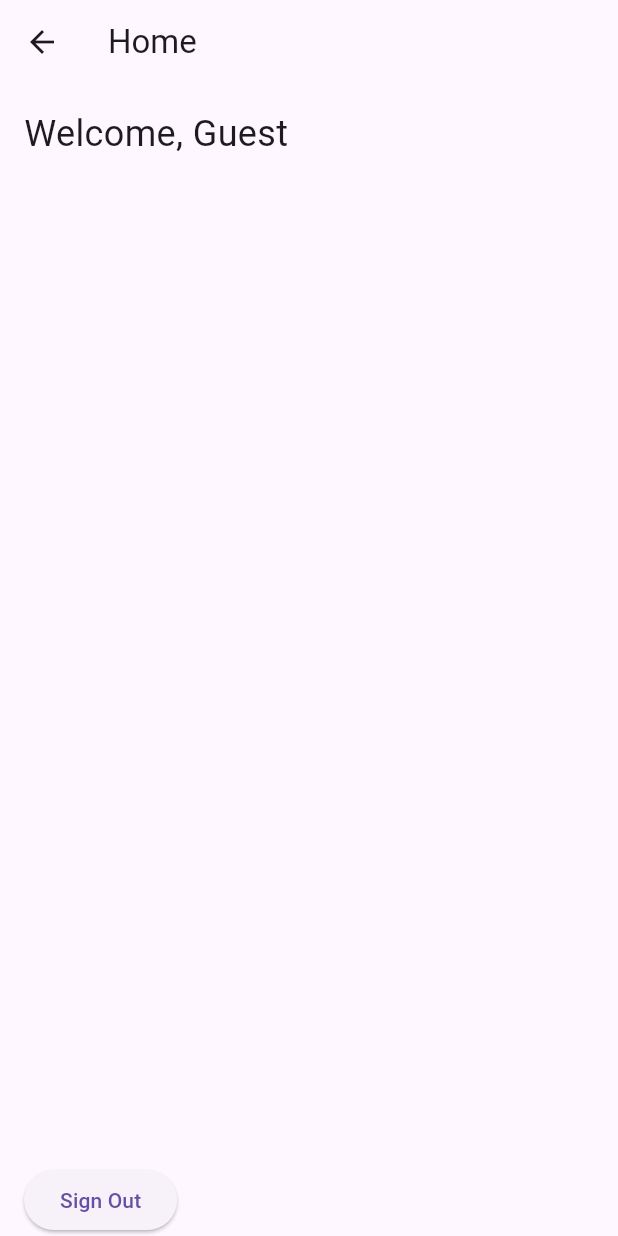
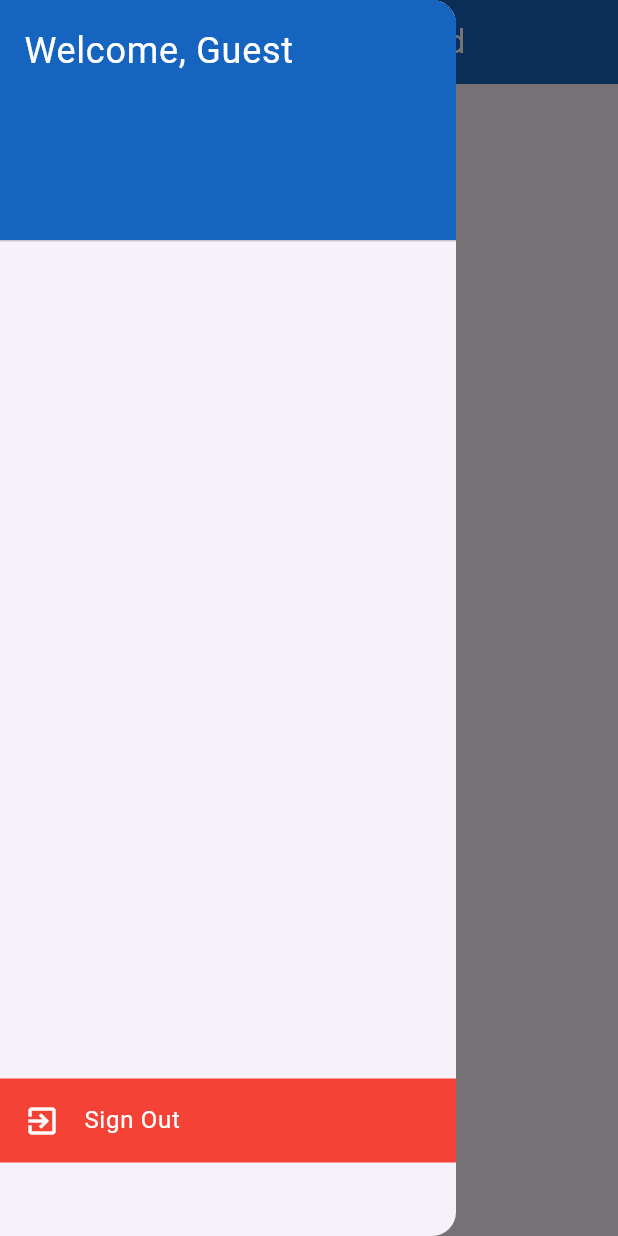
Before and after one commit to shunindesuuu/flutter-CampusLostnFound, a Flutter app: the HomePage screen opened by its route, with the side drawer open (before the commit the screen has no drawer), on a phone screen of 412 x 824 dp. Run offline on Flutter 3.47's test engine with Material 3 defaults, Android fonts, the phone set to English and light mode, and no system bars; our stand-ins replace cloud_firestore, firebase_auth, firebase_core, flutter_svg, google_sign_in, shared_preferences; accounts and stored records are empty; network calls fail.

Commit message:
feat: added card list, item details

```diff
--- a/lib/pages/homepage.dart
+++ b/lib/pages/homepage.dart
@@ -1,9 +1,9 @@
-import 'package:campus_lost_n_found/widgets/ItemCard.dart';
 import 'package:flutter/material.dart';
 import 'package:firebase_auth/firebase_auth.dart';
 import 'package:google_sign_in/google_sign_in.dart';
 import 'package:shared_preferences/shared_preferences.dart';
 import 'package:cloud_firestore/cloud_firestore.dart';
+import 'package:campus_lost_n_found/widgets/ItemCard.dart';
 
 class HomePage extends StatelessWidget {
   final User? user;
@@ -12,20 +12,71 @@ class HomePage extends StatelessWidget {
 
   @override
   Widget build(BuildContext context) {
+    final screenWidth = MediaQuery.of(context).size.width;
+    final crossAxisCount =
+        screenWidth ~/ 200; // Adjust 200 according to your card width
+
     return Scaffold(
       appBar: AppBar(
-        title: Text('Home'),
+        title: Text(
+          'Campus Lost and Found',
+          style: TextStyle(color: Colors.white),
+        ),
+        backgroundColor: Colors.blue[800],
+        automaticallyImplyLeading: false,
+        leading: Builder(
+          builder: (BuildContext context) {
+            return IconButton(
+              icon: Icon(Icons.menu),
+              onPressed: () {
+                Scaffold.of(context).openDrawer(); // Opens the drawer
+              },
+            );
+          },
+        ),
+      ),
+      drawer: Drawer(
+        child: ListView(
+          padding: EdgeInsets.zero,
+          children: <Widget>[
+            DrawerHeader(
+              decoration: BoxDecoration(
+                color: Colors.blue[800],
+              ),
+              child: Text(
+                'Welcome, ${user != null ? user!.displayName ?? "Guest" : "Guest"}',
+                style: TextStyle(
+                  color: Colors.white,
+                  fontSize: 24.0,
+                ),
+              ),
+            ),
+            SizedBox(height: 550.0),
+            Container(
+              color: Colors.red,
+              child: ListTile(
+                title: Text(
+                  'Sign Out',
+                  style: TextStyle(
+                    color: Colors.white,
+                    fontSize: 16.0,
+                  ),
+                ),
+                leading: Icon(
+                  Icons.exit_to_app,
+                  color: Colors.white,
+                ),
+                onTap: () {
+                  _signOut(context);
+                },
+              ),
+            ),
+          ],
+        ),
       ),
       body: Column(
         crossAxisAlignment: CrossAxisAlignment.start,
         children: <Widget>[
-          Padding(
-            padding: const EdgeInsets.all(16.0),
-            child: Text(
-              'Welcome, ${user != null ? user!.displayName ?? "Guest" : "Guest"}',
-              style: TextStyle(fontSize: 24.0),
-            ),
-          ),
           SizedBox(height: 20.0),
           Expanded(
             child: StreamBuilder(
@@ -38,8 +89,7 @@ class HomePage extends StatelessWidget {
                   );
                 }
 
-                return ListView(
-                  children: snapshot.data!.docs.map((doc) {
+                final items = snapshot.data!.docs.map((doc) {
                   var item = doc.data() as Map<String, dynamic>;
                   return ItemCard(
                     name: item['name'],
@@ -49,19 +99,21 @@ class HomePage extends StatelessWidget {
                     claimed: item['claimed'],
                     image: item['image'],
                   );
-                  }).toList(),
+                }).toList();
+
+                return GridView.builder(
+                  padding: EdgeInsets.all(16.0),
+                  gridDelegate: SliverGridDelegateWithFixedCrossAxisCount(
+                    crossAxisCount: crossAxisCount,
+                    crossAxisSpacing: 16.0,
+                    mainAxisSpacing: 16.0,
+                  ),
+                  itemCount: items.length,
+                  itemBuilder: (context, index) {
+                    return items[index];
+                  },
                 );
               },
-            ),
-          ),
-          SizedBox(height: 20.0),
-          Padding(
-            padding: const EdgeInsets.symmetric(horizontal: 16.0),
-            child: ElevatedButton(
-              onPressed: () {
-                _signOut(context);
-              },
-              child: Text('Sign Out'),
             ),
           ),
         ],
@@ -85,7 +137,7 @@ class HomePage extends StatelessWidget {
       SharedPreferences prefs = await SharedPreferences.getInstance();
       await prefs.remove('isLoggedIn');
 
-      Navigator.pushReplacementNamed(
+      Navigator.popAndPushNamed(
           context, '/login'); // Navigate back to the login screen
     } catch (error) {
       print("Error signing out: $error");
--- a/lib/pages/login.dart
+++ b/lib/pages/login.dart
@@ -86,11 +86,10 @@ class LoginScreen extends StatelessWidget {
                 ElevatedButton(
                   style: ElevatedButton.styleFrom(
                     shape: RoundedRectangleBorder(
-                      borderRadius: BorderRadius.circular(
-                          10.0), // Slightly rounded corners
+                      borderRadius: BorderRadius.circular(10.0),
                     ),
                     textStyle: const TextStyle(
-                      color: Colors.black, // Black text color
+                      color: Colors.black,
                     ),
                   ),
                   onPressed: () {
```
Also changed, not shown: lib/pages/itemdetail.dart (added, +81 -0 lines), lib/pages/itemlist.dart (deleted, +0 -41 lines), lib/widgets/ItemCard.dart (+49 -26 lines). Lines whose indentation alone changed are shown as unchanged.
